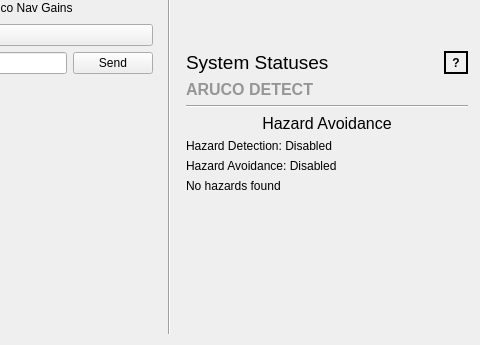
First picture: the form in mars_ws/src/autonomy/autonomy_gui.ui, repository BYUMarsRover/Autonomy-ROS2, before the edit; both pictures show x 792 to 1272 and y 577 to 922 of the 1272 by 922 pixel window.
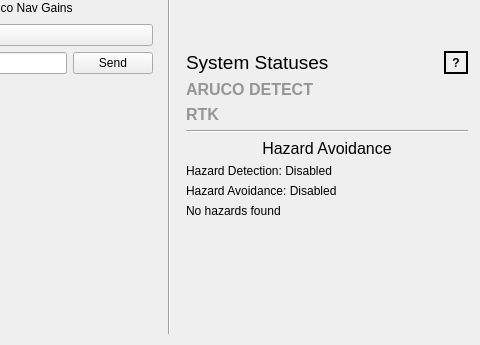
Second picture: the form after the edit.

Commit message: Added RTK system status

```diff
--- a/mars_ws/src/autonomy/autonomy_gui.ui
+++ b/mars_ws/src/autonomy/autonomy_gui.ui
@@ -1517,7 +1517,7 @@
 
             <!-- Statuses of all systems -->
             <item>
-             <layout class="QHBoxLayout" name="horizontalLayout_3">
+             <layout class="QVBoxLayout" name="horizontalLayout_3">
               <item alignment="Qt::AlignTop">
                <widget class="QLabel" name="ArucoSystemStatus">
                 <property name="text">
@@ -1528,6 +1528,18 @@
                 </property>
                </widget>
               </item>
+              <item alignment="Qt::AlignTop">
+               <widget class="QLabel" name="RTKSystemStatus">
+                <property name="text">
+                 <string>RTK</string>
+                </property>
+                <property name="styleSheet">
+                 <string>font-size: 12pt; font-weight: bold; color: rgb(150, 150, 150);</string>
+                </property>
+               </widget>
+              </item>
+
+              
               <!-- <item alignment="Qt::AlignTop">
                <widget class="QLabel" name="ObjectSystemStatus">
                 <property name="text">
```
Left out of the diff: 2 changed lines with no effect on the pictures. The commit also changes 1 other file.
